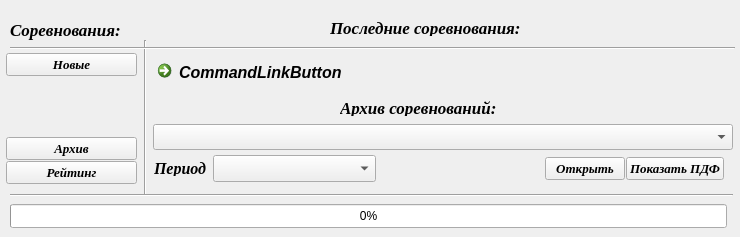
Old version of the form UI/start_form.ui in the repository Kaspar0810/Competitions_TT_v5.
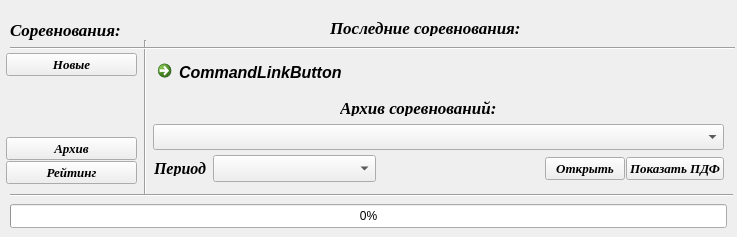
New version of the form.

Commit message: коррекция формы

```diff
--- a/UI/start_form.ui
+++ b/UI/start_form.ui
@@ -6,7 +6,7 @@
    <rect>
     <x>0</x>
     <y>0</y>
-    <width>740</width>
+    <width>737</width>
     <height>237</height>
    </rect>
   </property>
@@ -21,7 +21,7 @@
     <rect>
      <x>150</x>
      <y>53</y>
-     <width>591</width>
+     <width>571</width>
      <height>31</height>
     </rect>
    </property>
@@ -42,7 +42,7 @@
     <rect>
      <x>153</x>
      <y>124</y>
-     <width>580</width>
+     <width>571</width>
      <height>26</height>
     </rect>
    </property>
```
The commit also changes 7 other files.
